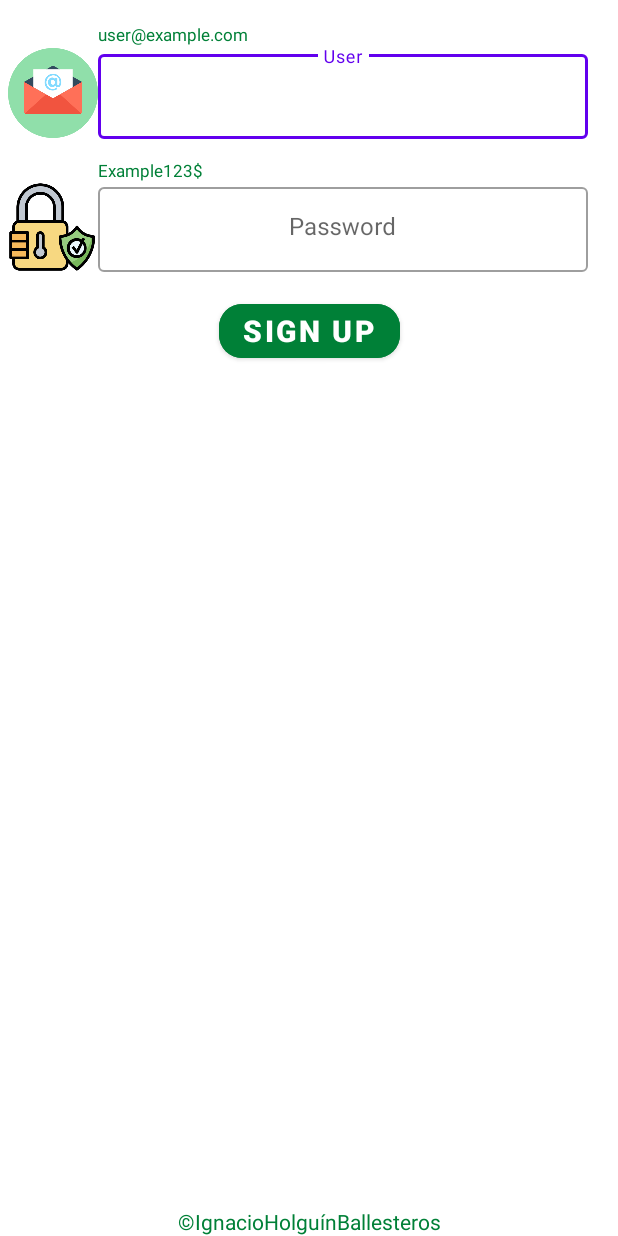
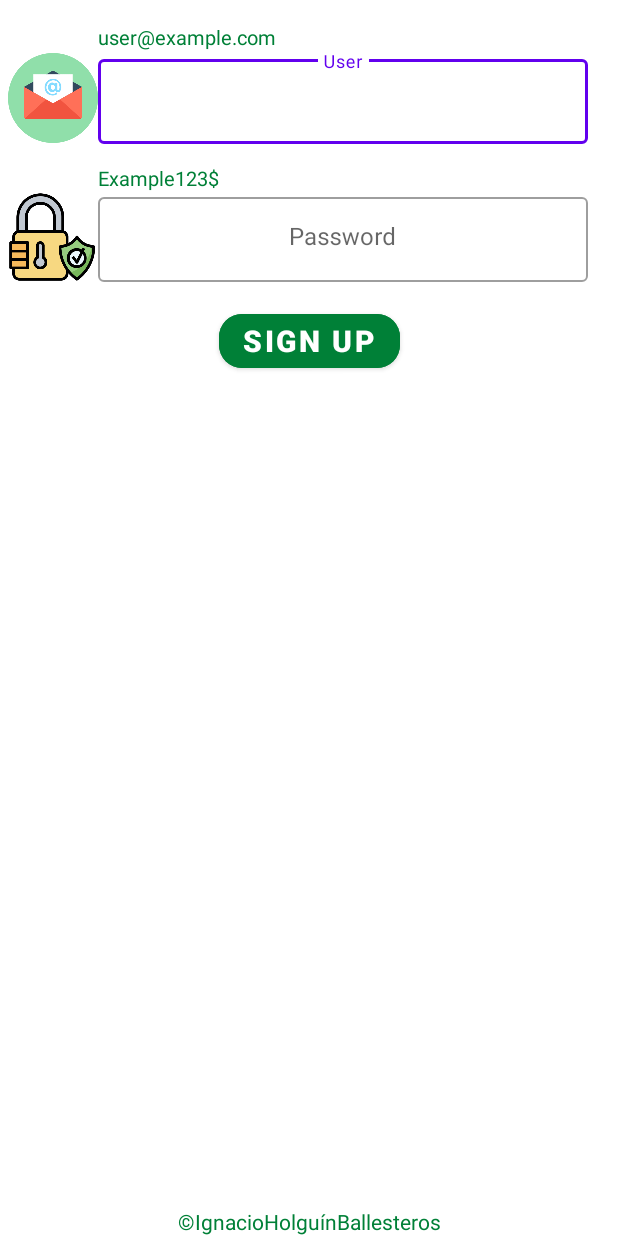
Before and after one commit to ignhol211/EcoMoving_Frontend, an Android app: the screen it shows after launch (SignUpActivity), after a tap on "SIGN UP", on a phone screen of 412 x 824 dp. Run offline under Robolectric (Android 15) with nearby library versions, the phone set to English and light mode, and no system bars.

Commit message:
11/06/2022 Añadido SplashScreen

```diff
--- a/app/src/main/java/com/example/ecomovingapp/login/LoginActivity.kt
+++ b/app/src/main/java/com/example/ecomovingapp/login/LoginActivity.kt
@@ -1,13 +1,21 @@
 package com.example.ecomovingapp.login
 
+import android.animation.ObjectAnimator
 import android.content.Intent
+import android.os.Build
 import android.os.Bundle
+import android.os.SystemClock
 import android.util.Log
 import android.view.View
+import android.view.ViewTreeObserver
+import android.view.animation.AnticipateInterpolator
 import androidx.appcompat.app.AppCompatActivity
 import androidx.core.widget.doAfterTextChanged
 import androidx.activity.viewModels
+import androidx.annotation.RequiresApi
+import androidx.core.animation.doOnEnd
 import com.example.ecomovingapp.Error
+import com.example.ecomovingapp.R
 import com.example.ecomovingapp.User
 import com.example.ecomovingapp.registration.SignUpActivity
 import com.example.ecomovingapp.databinding.LoginActivityBinding
@@ -20,7 +28,9 @@ class LoginActivity : AppCompatActivity() {
     private val viewModel : LoginActivityViewModel by viewModels()
 
 
+    @RequiresApi(Build.VERSION_CODES.S)
     override fun onCreate(savedInstanceState: Bundle?) {
+        setTheme(R.style.Theme_EcoMovingApp)
         binding = LoginActivityBinding.inflate(layoutInflater)
         super.onCreate(savedInstanceState)
         setContentView(binding.root)
--- /dev/null
+++ b/app/src/main/java/com/example/ecomovingapp/login/SplashActivity.kt
@@ -0,0 +1,16 @@
+package com.example.ecomovingapp.login
+
+import android.annotation.SuppressLint
+import android.content.Intent
+import androidx.appcompat.app.AppCompatActivity
+import android.os.Bundle
+import android.os.SystemClock
+
+@SuppressLint("CustomSplashScreen")
+class SplashActivity : AppCompatActivity() {
+    override fun onCreate(savedInstanceState: Bundle?) {
+        SystemClock.sleep(2000)
+        super.onCreate(savedInstanceState)
+        startActivity(Intent(this,LoginActivity::class.java))
+    }
+}
--- /dev/null
+++ b/app/src/main/res/drawable/splash_screen.xml
@@ -0,0 +1,17 @@
+<?xml version="1.0" encoding="utf-8"?>
+<layer-list android:opacity="opaque"
+    xmlns:android="http://schemas.android.com/apk/res/android">
+
+    <item android:drawable="@color/ecomoving_lightgreen"/>
+
+    <item
+        android:left="150dp"
+        android:right="150dp"
+        android:top="300dp"
+        android:bottom="300dp">
+
+        <bitmap android:src="@mipmap/ecomoving_logo"/>
+
+    </item>
+
+</layer-list>
--- a/app/src/main/res/layout/login_activity.xml
+++ b/app/src/main/res/layout/login_activity.xml
@@ -68,7 +68,7 @@
         android:layout_marginVertical="15dp"
         android:text="@string/userformat"
         android:textColor="@color/ecomoving_darkgreen"
-        android:textSize="11sp"
+        android:textSize="13sp"
         android:visibility="visible"
         app:layout_constraintBottom_toTopOf="@+id/til_user"
         app:layout_constraintStart_toEndOf="@+id/iv_email"
@@ -113,7 +113,7 @@
         android:layout_marginVertical="15dp"
         android:text="@string/passwordformat"
         android:textColor="@color/ecomoving_darkgreen"
-        android:textSize="11sp"
+        android:textSize="13sp"
         android:visibility="visible"
         app:layout_constraintBottom_toTopOf="@+id/til_password"
         app:layout_constraintStart_toEndOf="@+id/iv_password"
--- a/app/src/main/res/layout/signup_activity.xml
+++ b/app/src/main/res/layout/signup_activity.xml
@@ -13,7 +13,7 @@
         android:layout_marginVertical="15dp"
         android:text="@string/userformat"
         android:textColor="@color/ecomoving_darkgreen"
-        android:textSize="11sp"
+        android:textSize="13sp"
         android:visibility="visible"
         app:layout_constraintBottom_toTopOf="@+id/til_user"
         app:layout_constraintStart_toEndOf="@+id/iv_email"
@@ -57,7 +57,7 @@
         android:layout_marginTop="15dp"
         android:text="@string/passwordformat"
         android:textColor="@color/ecomoving_darkgreen"
-        android:textSize="11sp"
+        android:textSize="13sp"
         android:visibility="visible"
         app:layout_constraintBottom_toTopOf="@+id/til_password"
         app:layout_constraintStart_toEndOf="@+id/iv_password"
--- a/app/src/main/res/values/colors.xml
+++ b/app/src/main/res/values/colors.xml
@@ -7,7 +7,7 @@
     <color name="teal_700">#FF018786</color>
     <color name="black">#FF000000</color>
     <color name="white">#FFFFFFFF</color>
-    <color name="ecomoving_lightgreen">#7ed957</color>
+    <color name="ecomoving_lightgreen">#BADFAA</color>
     <color name="ecomoving_darkgreen">#008037</color>
     <color name="background_green">#C9FFBD</color>
 </resources>
--- a/app/src/main/res/values/themes.xml
+++ b/app/src/main/res/values/themes.xml
@@ -13,4 +13,10 @@
         <item name="android:statusBarColor" >?attr/colorPrimaryVariant</item>
         <!-- Customize your theme here. -->
     </style>
+
+    <style name="SplashTheme" parent="Theme.AppCompat.NoActionBar">
+        <item name="android:windowBackground">
+            @drawable/splash_screen
+        </item>
+    </style>
 </resources>
--- a/build.gradle
+++ b/build.gradle
@@ -2,7 +2,7 @@
 plugins {
     id 'com.android.application' version '7.1.3' apply false
     id 'com.android.library' version '7.1.3' apply false
-    id 'org.jetbrains.kotlin.android' version '1.6.10' apply false
+    id 'org.jetbrains.kotlin.android' version '1.6.21' apply false
     id 'com.google.gms.google-services' version '4.3.10' apply false
 
 
```
Also changed, not shown: app/src/main/AndroidManifest.xml (+7 -3 lines).
